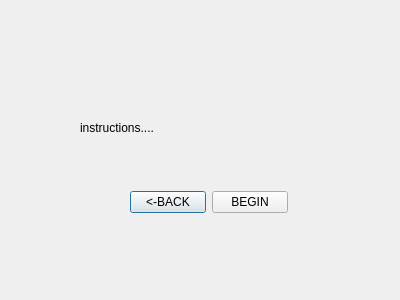
Old version of the form Qt_Creator/projectPHOE/fundusinstruc.ui in the repository jdsalguer/senior_project.
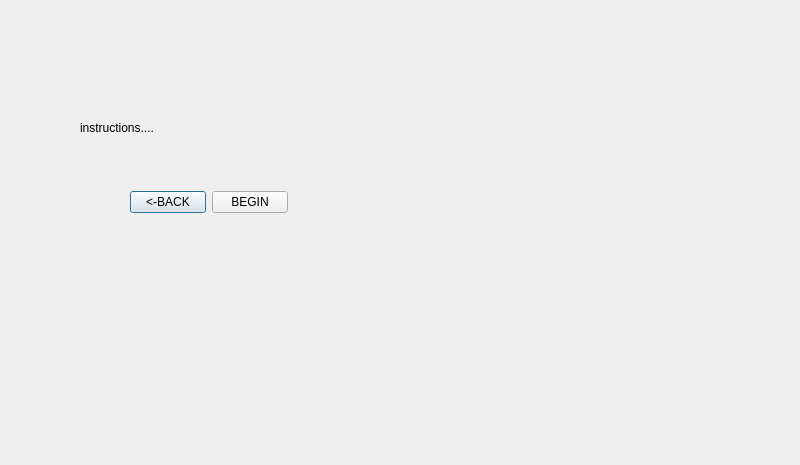
New version of the form.

Patch:
```diff
--- a/Qt_Creator/projectPHOE/fundusinstruc.ui
+++ b/Qt_Creator/projectPHOE/fundusinstruc.ui
@@ -6,8 +6,8 @@
    <rect>
     <x>0</x>
     <y>0</y>
-    <width>400</width>
-    <height>300</height>
+    <width>800</width>
+    <height>465</height>
    </rect>
   </property>
   <property name="windowTitle">
@@ -26,7 +26,7 @@
     <string>instructions....</string>
    </property>
   </widget>
-  <widget class="QWidget" name="">
+  <widget class="QWidget" name="layoutWidget">
    <property name="geometry">
     <rect>
      <x>130</x>
```
